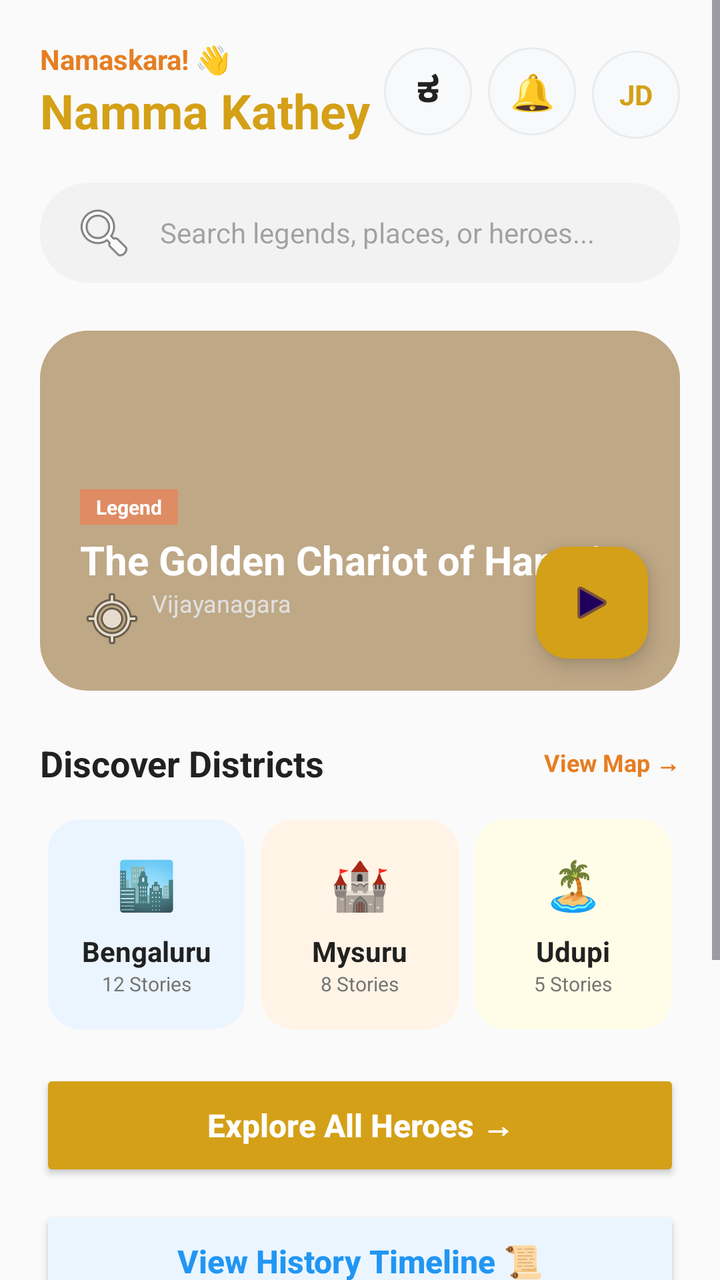
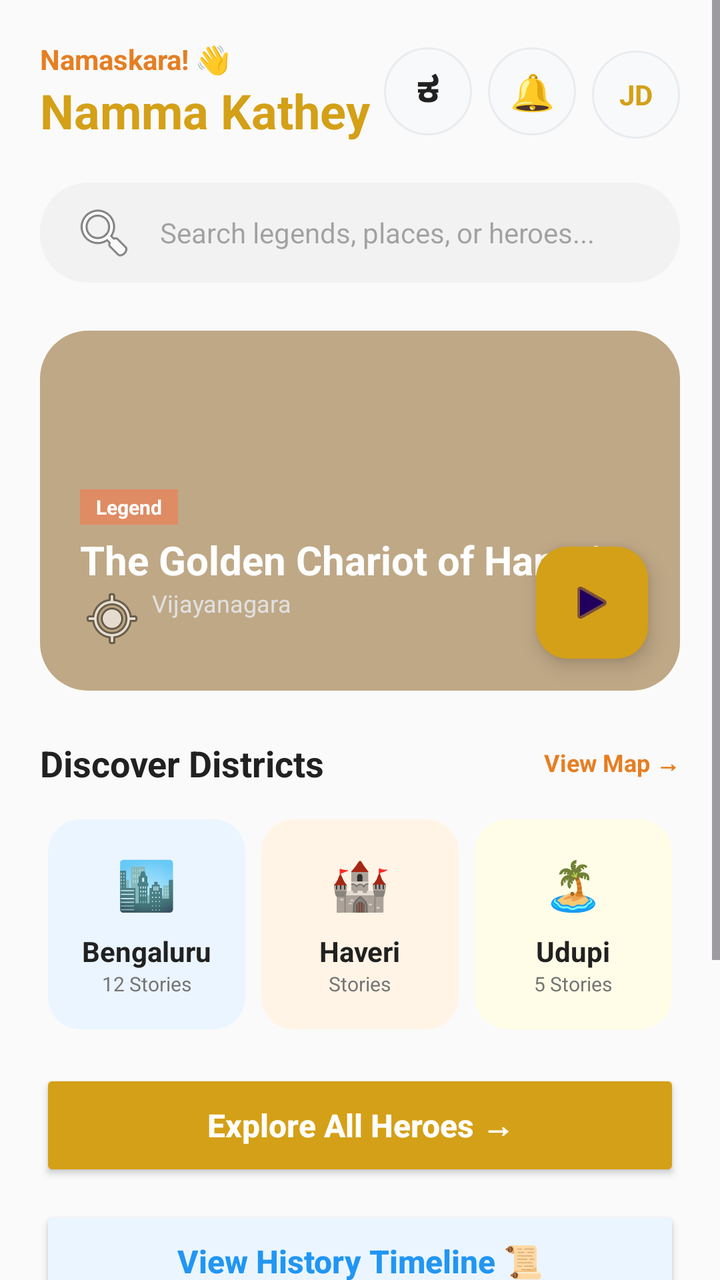

Two renders of the same Android screen: before a commit and after it. Below are the layout's source before the change and the commit's diff.
<!-- AndroidManifest.xml: application theme Theme.NammaKathey -->
<!-- res/layout/activity_main.xml -->
<?xml version="1.0" encoding="utf-8"?>
<ScrollView xmlns:android="http://schemas.android.com/apk/res/android"
    xmlns:app="http://schemas.android.com/apk/res-auto"
    android:layout_width="match_parent"
    android:layout_height="match_parent"
    android:background="@color/bg_off_white"
    android:fillViewport="true">

    <LinearLayout
        android:layout_width="match_parent"
        android:layout_height="wrap_content"
        android:orientation="vertical"
        android:padding="20dp">

        
        <RelativeLayout
            android:layout_width="match_parent"
            android:layout_height="wrap_content"
            android:clipChildren="false"
            android:clipToPadding="false">

            <LinearLayout
                android:layout_width="wrap_content"
                android:layout_height="wrap_content"
                android:layout_alignParentStart="true"
                android:layout_centerVertical="true"
                android:layout_toStartOf="@+id/headerButtons"
                android:orientation="vertical">

                <TextView
                    android:id="@+id/tvGreeting"
                    android:layout_width="wrap_content"
                    android:layout_height="wrap_content"
                    android:text="Namaskara! 👋"
                    android:textColor="#E67E22"
                    android:textSize="14sp"
                    android:textStyle="bold" />

                <TextView
                    android:id="@+id/tvAppName"
                    android:layout_width="wrap_content"
                    android:layout_height="wrap_content"
                    android:text="Namma Kathey"
                    android:textColor="@color/brand_mustard"
                    android:textSize="24sp"
                    android:textStyle="bold" />
            </LinearLayout>

            <LinearLayout
                android:id="@+id/headerButtons"
                android:layout_width="wrap_content"
                android:layout_height="wrap_content"
                android:layout_alignParentEnd="true"
                android:layout_centerVertical="true"
                android:orientation="horizontal">

                <TextView
                    android:id="@+id/btnLangToggle"
                    android:layout_width="44dp"
                    android:layout_height="44dp"
                    android:layout_marginEnd="8dp"
                    android:background="@drawable/icon_button_bg"
                    android:clickable="true"
                    android:focusable="true"
                    android:gravity="center"
                    android:text="ಕ"
                    android:textColor="@color/text_black"
                    android:textSize="18sp"
                    android:textStyle="bold" />

                <TextView
                    android:id="@+id/btnNotifications"
                    android:layout_width="44dp"
                    android:layout_height="44dp"
                    android:layout_marginEnd="8dp"
                    android:background="@drawable/icon_button_bg"
                    android:clickable="true"
                    android:focusable="true"
                    android:gravity="center"
                    android:text="🔔"
                    android:textSize="18sp" />

                <TextView
                    android:id="@+id/btnProfile"
                    android:layout_width="44dp"
                    android:layout_height="44dp"
                    android:background="@drawable/icon_button_bg"
                    android:clickable="true"
                    android:focusable="true"
                    android:gravity="center"
                    android:text="JD"
                    android:textColor="@color/brand_mustard"
                    android:textSize="14sp"
                    android:textStyle="bold" />
            </LinearLayout>
        </RelativeLayout>

        
        <EditText
            android:id="@+id/etSearch"
            android:layout_width="match_parent"
            android:layout_height="50dp"
            android:layout_marginTop="20dp"
            android:background="@drawable/search_bg"
            android:drawableStart="@android:drawable/ic_menu_search"
            android:drawablePadding="12dp"
            android:hint="Search legends, places, or heroes..."
            android:paddingHorizontal="16dp"
            android:textSize="14sp" />

        
        <androidx.cardview.widget.CardView
            android:layout_width="match_parent"
            android:layout_height="180dp"
            android:layout_marginTop="24dp"
            app:cardCornerRadius="24dp"
            app:cardElevation="0dp">

            <RelativeLayout
                android:layout_width="match_parent"
                android:layout_height="match_parent">

                
                <ImageView
                    android:id="@+id/ivHeroOfDay"
                    android:layout_width="match_parent"
                    android:layout_height="match_parent"
                    android:background="#FFE0B2"
                    android:scaleType="centerCrop" />

                <View
                    android:layout_width="match_parent"
                    android:layout_height="match_parent"
                    android:background="#40000000" />

                <LinearLayout
                    android:layout_width="wrap_content"
                    android:layout_height="wrap_content"
                    android:layout_alignParentBottom="true"
                    android:layout_margin="20dp"
                    android:orientation="vertical">

                    <TextView
                        android:id="@+id/tvHeroOfDayHeader"
                        android:layout_width="wrap_content"
                        android:layout_height="wrap_content"
                        android:background="#80FF7043"
                        android:paddingHorizontal="8dp"
                        android:paddingVertical="2dp"
                        android:text="Legend"
                        android:textColor="#FFFFFF"
                        android:textSize="10sp"
                        android:textStyle="bold" />

                    <TextView
                        android:id="@+id/tvHeroOfDayName"
                        android:layout_width="wrap_content"
                        android:layout_height="wrap_content"
                        android:layout_marginTop="4dp"
                        android:text="The Golden Chariot of Hampi"
                        android:textColor="#FFFFFF"
                        android:textSize="20sp"
                        android:textStyle="bold" />

                    <TextView
                        android:id="@+id/tvHeroOfDayDistrict"
                        android:layout_width="wrap_content"
                        android:layout_height="wrap_content"
                        android:drawableStart="@android:drawable/ic_menu_mylocation"
                        android:drawablePadding="4dp"
                        android:text="Vijayanagara"
                        android:textColor="#E0E0E0"
                        android:textSize="12sp" />
                </LinearLayout>

                <com.google.android.material.floatingactionbutton.FloatingActionButton
                    android:id="@+id/btnReadStory"
                    android:layout_width="wrap_content"
                    android:layout_height="wrap_content"
                    android:layout_alignParentEnd="true"
                    android:layout_alignParentBottom="true"
                    android:layout_margin="16dp"
                    app:backgroundTint="@color/brand_mustard"
                    app:fabSize="mini"
                    app:srcCompat="@android:drawable/ic_media_play" />
            </RelativeLayout>
        </androidx.cardview.widget.CardView>

        
        <RelativeLayout
            android:layout_width="match_parent"
            android:layout_height="wrap_content"
            android:layout_marginTop="24dp">

            <TextView
                android:id="@+id/tvHeroOfDayLabel"
                android:layout_width="wrap_content"
                android:layout_height="wrap_content"
                android:text="Discover Districts"
                android:textColor="@color/text_black"
                android:textSize="18sp"
                android:textStyle="bold" />

            <TextView
                android:id="@+id/tvViewMap"
                android:layout_width="wrap_content"
                android:layout_height="wrap_content"
                android:layout_alignParentEnd="true"
                android:layout_centerVertical="true"
                android:text="View Map →"
                android:textColor="#E67E22"
                android:textSize="12sp"
                android:textStyle="bold" />
        </RelativeLayout>

        
        <GridLayout
            android:layout_width="match_parent"
            android:layout_height="wrap_content"
            android:layout_marginTop="12dp"
            android:columnCount="3">

            
            <androidx.cardview.widget.CardView
                android:id="@+id/btnExploreAll"
                android:layout_width="0dp"
                android:layout_height="wrap_content"
                android:layout_columnWeight="1"
                android:layout_margin="4dp"
                app:cardBackgroundColor="@color/card_blue"
                app:cardCornerRadius="16dp"
                app:cardElevation="0dp">

                <LinearLayout
                    android:layout_width="match_parent"
                    android:layout_height="wrap_content"
                    android:gravity="center"
                    android:orientation="vertical"
                    android:padding="16dp">

                    <TextView
                        android:layout_width="wrap_content"
                        android:layout_height="wrap_content"
                        android:text="🏙️"
                        android:textSize="24sp" />

                    <TextView
                        android:id="@+id/tvExploreAll"
                        android:layout_width="wrap_content"
                        android:layout_height="wrap_content"
                        android:layout_marginTop="8dp"
                        android:text="Bengaluru"
                        android:textColor="@color/text_black"
                        android:textSize="14sp"
                        android:textStyle="bold" />

                    <TextView
                        android:layout_width="wrap_content"
                        android:layout_height="wrap_content"
                        android:text="12 Stories"
                        android:textColor="@color/text_grey"
                        android:textSize="10sp" />
                </LinearLayout>
            </androidx.cardview.widget.CardView>

            
            <androidx.cardview.widget.CardView
                android:id="@+id/btnDistrictMap"
                android:layout_width="0dp"
                android:layout_height="wrap_content"
                android:layout_columnWeight="1"
                android:layout_margin="4dp"
                app:cardBackgroundColor="@color/card_orange"
                app:cardCornerRadius="16dp"
                app:cardElevation="0dp">

                <LinearLayout
                    android:layout_width="match_parent"
                    android:layout_height="wrap_content"
                    android:gravity="center"
                    android:orientation="vertical"
                    android:padding="16dp">

                    <TextView
                        android:layout_width="wrap_content"
                        android:layout_height="wrap_content"
                        android:text="🏰"
                        android:textSize="24sp" />

                    <TextView
                        android:id="@+id/tvDistrictMap"
                        android:layout_width="wrap_content"
                        android:layout_height="wrap_content"
                        android:layout_marginTop="8dp"
                        android:text="Mysuru"
                        android:textColor="@color/text_black"
                        android:textSize="14sp"
                        android:textStyle="bold" />

                    <TextView
                        android:layout_width="wrap_content"
                        android:layout_height="wrap_content"
                        android:text="8 Stories"
                        android:textColor="@color/text_grey"
                        android:textSize="10sp" />
                </LinearLayout>
            </androidx.cardview.widget.CardView>

            
            <androidx.cardview.widget.CardView
                android:id="@+id/btnQuiz"
                android:layout_width="0dp"
                android:layout_height="wrap_content"
                android:layout_columnWeight="1"
                android:layout_margin="4dp"
                app:cardBackgroundColor="@color/card_yellow"
                app:cardCornerRadius="16dp"
                app:cardElevation="0dp">

                <LinearLayout
                    android:layout_width="match_parent"
                    android:layout_height="wrap_content"
                    android:gravity="center"
                    android:orientation="vertical"
                    android:padding="16dp">

                    <TextView
                        android:layout_width="wrap_content"
                        android:layout_height="wrap_content"
                        android:text="🏝️"
                        android:textSize="24sp" />

                    <TextView
                        android:id="@+id/tvQuiz"
                        android:layout_width="wrap_content"
                        android:layout_height="wrap_content"
                        android:layout_marginTop="8dp"
                        android:text="Udupi"
                        android:textColor="@color/text_black"
                        android:textSize="14sp"
                        android:textStyle="bold" />

                    <TextView
                        android:layout_width="wrap_content"
                        android:layout_height="wrap_content"
                        android:text="5 Stories"
                        android:textColor="@color/text_grey"
                        android:textSize="10sp" />
                </LinearLayout>
            </androidx.cardview.widget.CardView>
        </GridLayout>

        <Button
            android:id="@+id/btnAllHeroes"
            android:layout_width="match_parent"
            android:layout_height="56dp"
            android:layout_marginTop="16dp"
            android:backgroundTint="@color/brand_mustard"
            android:text="Explore All Heroes →"
            android:textAllCaps="false"
            android:textColor="#FFFFFF"
            android:textSize="16sp"
            android:textStyle="bold"
            app:cornerRadius="16dp" />

        <Button
            android:id="@+id/btnTimeline"
            android:layout_width="match_parent"
            android:layout_height="56dp"
            android:layout_marginTop="12dp"
            android:backgroundTint="@color/card_blue"
            android:text="View History Timeline 📜"
            android:textAllCaps="false"
            android:textColor="#2196F3"
            android:textSize="16sp"
            android:textStyle="bold"
            app:cornerRadius="16dp" />

        
        <androidx.cardview.widget.CardView
            android:id="@+id/questCard"
            android:layout_width="match_parent"
            android:layout_height="wrap_content"
            android:layout_marginTop="24dp"
            app:cardCornerRadius="24dp"
            app:cardElevation="0dp">

            <LinearLayout
                android:layout_width="match_parent"
                android:layout_height="wrap_content"
                android:background="@drawable/quest_card_bg"
                android:orientation="horizontal"
                android:padding="20dp">

                <LinearLayout
                    android:layout_width="0dp"
                    android:layout_height="wrap_content"
                    android:layout_weight="1"
                    android:orientation="vertical">

                    <TextView
                        android:layout_width="wrap_content"
                        android:layout_height="wrap_content"
                        android:text="Weekly Quest"
                        android:textColor="#FFFFFF"
                        android:textSize="18sp"
                        android:textStyle="bold" />

                    <TextView
                        android:layout_width="wrap_content"
                        android:layout_height="wrap_content"
                        android:layout_marginTop="4dp"
                        android:text="Complete 3 stories from Udupi to earn the 'Coastal Explorer' badge!"
                        android:textColor="#F0F0F0"
                        android:textSize="12sp" />

                    <Button
                        android:id="@+id/btnStartQuest"
                        android:layout_width="wrap_content"
                        android:layout_height="36dp"
                        android:layout_marginTop="16dp"
                        android:backgroundTint="#FFFFFF"
                        android:insetTop="0dp"
                        android:insetBottom="0dp"
                        android:text="Start Quest"
                        android:textAllCaps="false"
                        android:textColor="@color/quest_gradient_end"
                        android:textSize="12sp"
                        android:textStyle="bold" />
                </LinearLayout>

                <TextView
                    android:layout_width="wrap_content"
                    android:layout_height="match_parent"
                    android:gravity="center"
                    android:text="🏆"
                    android:textSize="60sp" />
            </LinearLayout>
        </androidx.cardview.widget.CardView>

        
        <TextView
            android:id="@+id/tvAppSubtitle"
            android:layout_width="0dp"
            android:layout_height="0dp"
            android:visibility="gone" />
        <TextView
            android:id="@+id/tvTimelineLabel"
            android:layout_width="0dp"
            android:layout_height="0dp"
            android:visibility="gone" />

    </LinearLayout>
</ScrollView>
<!-- resources referenced by this layout -->
<resources>
  <color name="bg_off_white">#FAFAFA</color>
  <color name="brand_mustard">#D4A017</color>
  <color name="card_blue">#EBF5FF</color>
  <color name="card_orange">#FFF4E6</color>
  <color name="card_yellow">#FFFDE7</color>
  <color name="quest_gradient_end">#F4511E</color>
  <color name="text_black">#212121</color>
  <color name="text_grey">#757575</color>
  <!-- drawable icon_button_bg (drawable) -->
  <?xml version="1.0" encoding="utf-8"?>
  <ripple xmlns:android="http://schemas.android.com/apk/res/android"
      android:color="#10000000">
      <item android:id="@android:id/mask">
          <shape android:shape="oval">
              <solid android:color="#000000" />
          </shape>
      </item>
      <item>
          <shape android:shape="oval">
              <solid android:color="#F8F9FA"/>
              <stroke android:width="1dp" android:color="#E9ECEF"/>
          </shape>
      </item>
  </ripple>
  <!-- drawable quest_card_bg (drawable) -->
  <?xml version="1.0" encoding="utf-8"?>
  <shape xmlns:android="http://schemas.android.com/apk/res/android">
      <gradient
          android:startColor="@color/quest_gradient_start"
          android:endColor="@color/quest_gradient_end"
          android:angle="0"/>
      <corners android:radius="24dp"/>
  </shape>
  <!-- drawable search_bg (drawable) -->
  <?xml version="1.0" encoding="utf-8"?>
  <shape xmlns:android="http://schemas.android.com/apk/res/android">
      <solid android:color="#F2F2F2"/>
      <corners android:radius="24dp"/>
  </shape>
  <style name="Theme.NammaKathey" parent="Base.Theme.NammaKathey" />
  <color name="quest_gradient_start">#FF8A65</color>
  <style name="Base.Theme.NammaKathey" parent="Theme.Material3.DayNight.NoActionBar">
          
          
      </style>
</resources>

<!-- the commit's change to res/layout/activity_main.xml (unified diff, before → after) -->
@@ -255,6 +255,7 @@
                         android:textStyle="bold" />
 
                     <TextView
+                        android:id="@+id/tvBengaluruCount"
                         android:layout_width="wrap_content"
                         android:layout_height="wrap_content"
                         android:text="12 Stories"
@@ -292,15 +293,16 @@
                         android:layout_width="wrap_content"
                         android:layout_height="wrap_content"
                         android:layout_marginTop="8dp"
-                        android:text="Mysuru"
+                        android:text="Haveri"
                         android:textColor="@color/text_black"
                         android:textSize="14sp"
                         android:textStyle="bold" />
 
                     <TextView
-                        android:layout_width="wrap_content"
-                        android:layout_height="wrap_content"
-                        android:text="8 Stories"
+                        android:id="@+id/tvHaveriCount"
+                        android:layout_width="wrap_content"
+                        android:layout_height="wrap_content"
+                        android:text="Stories"
                         android:textColor="@color/text_grey"
                         android:textSize="10sp" />
                 </LinearLayout>
@@ -341,6 +343,7 @@
                         android:textStyle="bold" />
 
                     <TextView
+                        android:id="@+id/tvUdupiCount"
                         android:layout_width="wrap_content"
                         android:layout_height="wrap_content"
                         android:text="5 Stories"
